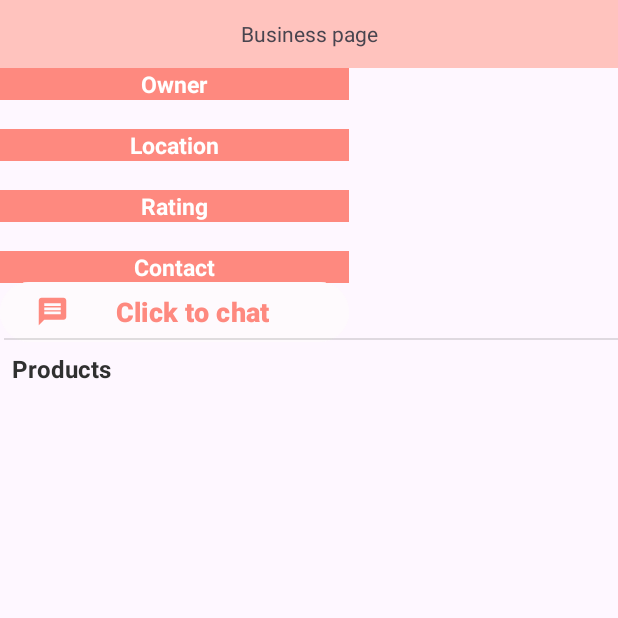
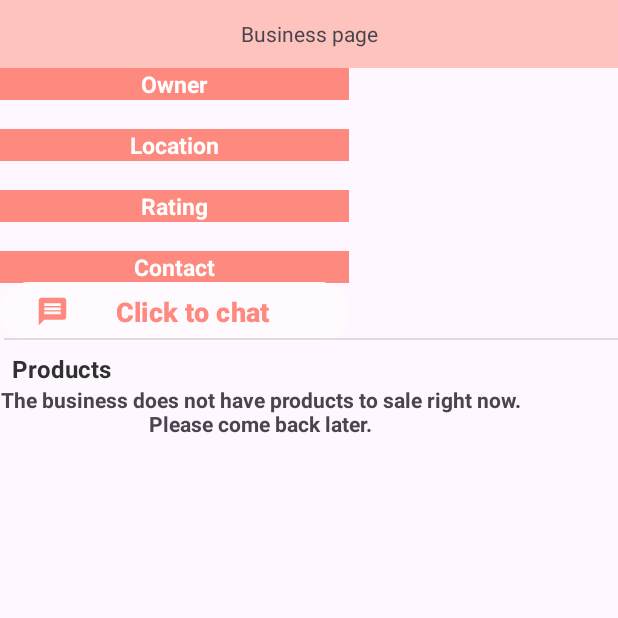
Before and after one commit to OkaviDaniel/TheLocalPlates, an Android app: the BusinessDetailsActivity screen opened directly, with no data from a screen before it, on a phone screen of 412 x 824 dp, the top half of it. Run offline under Robolectric (Android 15) with nearby library versions, the phone set to English and light mode, and no system bars; our stand-ins replace Firebase (no records; nobody signed in at launch, a user with empty details on screens opened directly), Picasso.

Commit message:
Put reviews in the BusinessDetailsActivity.java. Also changed half of it to ScrollView for better visualisation. Also added controller for the reviews.

```diff
--- a/app/src/main/java/com/example/thelocalplates8/Controllers/RatingController.java
+++ b/app/src/main/java/com/example/thelocalplates8/Controllers/RatingController.java
@@ -18,6 +18,7 @@ import com.google.firebase.firestore.Query;
 import com.google.firebase.firestore.QueryDocumentSnapshot;
 import com.google.firebase.firestore.QuerySnapshot;
 
+import java.util.ArrayList;
 import java.util.HashMap;
 import java.util.Map;
 
@@ -217,6 +218,37 @@ public class RatingController {
         });
     }
 
+    public void getBusinessReviews(String businessId, final GetBusinessReviews callback){
+        CollectionReference ratingsCollectionRef = FirebaseFirestore.getInstance().collection("businessRatings");
+        Query query = ratingsCollectionRef.whereEqualTo("businessId", businessId);
+        ArrayList<RatingBusinessModel> ans = new ArrayList<RatingBusinessModel>();
+        query.get().addOnSuccessListener(new OnSuccessListener<QuerySnapshot>() {
+            @Override
+            public void onSuccess(QuerySnapshot querySnapshot) {
+                if (!querySnapshot.isEmpty()) {
+                    // The customer has rated the business
+                    for (QueryDocumentSnapshot documentSnapshot : querySnapshot){
+                        RatingBusinessModel ratingBusinessModel = documentSnapshot.toObject(RatingBusinessModel.class);
+                        ans.add(ratingBusinessModel);
+                    }
+                    callback.onGetBusinessReviews(ans);
+
+                } else {
+                    // there is no reviews
+                    callback.onGetBusinessReviews(ans);
+
+                }
+            }
+        }).addOnFailureListener(new OnFailureListener() {
+            @Override
+            public void onFailure(@NonNull Exception e) {
+                Log.e("Firestore", "Error querying ratings", e);
+                callback.onGetBusinessReviews(ans);
+            }
+        });
+
+    }
+
     public interface CheckIfRatedProduct{
         void onCheckIfRatedProduct(boolean rated);
     }
@@ -231,5 +263,9 @@ public class RatingController {
         void onRateBusiness(boolean rated);
     }
 
+    public interface GetBusinessReviews{
+        void onGetBusinessReviews(ArrayList<RatingBusinessModel> reviews);
+    }
+
 
 }
--- a/app/src/main/java/com/example/thelocalplates8/activity/BusinessDetailsActivity.java
+++ b/app/src/main/java/com/example/thelocalplates8/activity/BusinessDetailsActivity.java
@@ -17,10 +17,13 @@ import android.widget.TextView;
 
 import com.example.thelocalplates8.Controllers.BusinessController;
 import com.example.thelocalplates8.Controllers.ProductController;
+import com.example.thelocalplates8.Controllers.RatingController;
 import com.example.thelocalplates8.Models.BusinessModel;
 import com.example.thelocalplates8.Models.ProductModel;
+import com.example.thelocalplates8.Models.RatingBusinessModel;
 import com.example.thelocalplates8.R;
 import com.example.thelocalplates8.adapters.OtherBusinessAdapter;
+import com.example.thelocalplates8.adapters.ReviewAdapter;
 import com.squareup.picasso.Picasso;
 
 import java.util.ArrayList;
@@ -39,7 +42,13 @@ public class BusinessDetailsActivity extends AppCompatActivity {
 
     private Button chatBtn;
 
+    private RecyclerView recyclerView2;
+
     private ArrayList<ProductModel> productsM;
+
+    private TextView noProducts;
+
+    private TextView reviewTitle;
 
 
     @Override
@@ -64,6 +73,27 @@ public class BusinessDetailsActivity extends AppCompatActivity {
                 startActivity(intent1);
             }
         });
+
+        initializeReviews();
+    }
+
+    private void initializeReviews() {
+        RatingController ratingController = new RatingController(this);
+        RecyclerView.LayoutManager layoutManager = new LinearLayoutManager(this,LinearLayoutManager.HORIZONTAL, false);
+
+        ratingController.getBusinessReviews(businessId, new RatingController.GetBusinessReviews() {
+            @Override
+            public void onGetBusinessReviews(ArrayList<RatingBusinessModel> reviews) {
+                if(reviews.size() == 0){
+                    recyclerView2.setVisibility(View.GONE);
+                    reviewTitle.setVisibility(View.GONE);
+                }
+                recyclerView2.setLayoutManager(layoutManager);
+                ReviewAdapter reviewAdapter = new ReviewAdapter(reviews, BusinessDetailsActivity.this);
+                recyclerView2.setAdapter(reviewAdapter);
+            }
+        });
+
     }
 
     private void initializeProducts() {
@@ -73,6 +103,9 @@ public class BusinessDetailsActivity extends AppCompatActivity {
        productController.getBusinessProducts(businessId, new ProductController.GetBusinessProducts() {
            @Override
            public void onGetBusinessProducts(ArrayList<ProductModel> products) {
+               if(products.size() == 0){
+                   noProducts.setVisibility(View.VISIBLE);
+               }
                productsM.addAll(products);
                recyclerView.setLayoutManager(layoutManager);
                OtherBusinessAdapter otherBusinessAdapter = new OtherBusinessAdapter(products, BusinessDetailsActivity.this);
@@ -117,6 +150,10 @@ public class BusinessDetailsActivity extends AppCompatActivity {
         recyclerView = (RecyclerView) findViewById(R.id.recyclerView2);
         chatBtn = (Button)findViewById(R.id.buttonChatO);
         productsM = new ArrayList<ProductModel>();
+        recyclerView2 = (RecyclerView) findViewById(R.id.recyclerViewReviews);
+        noProducts = (TextView) findViewById(R.id.textViewNoProducts);
+        noProducts.setVisibility(View.GONE);
+        reviewTitle = (TextView) findViewById(R.id.textView27);
     }
 
 }
--- /dev/null
+++ b/app/src/main/java/com/example/thelocalplates8/adapters/ReviewAdapter.java
@@ -0,0 +1,70 @@
+package com.example.thelocalplates8.adapters;
+
+import android.content.Context;
+import android.content.SharedPreferences;
+import android.view.LayoutInflater;
+import android.view.View;
+import android.view.ViewGroup;
+import android.widget.RatingBar;
+import android.widget.TextView;
+
+import androidx.annotation.NonNull;
+import androidx.recyclerview.widget.RecyclerView;
+
+import com.example.thelocalplates8.Models.ProductOrderModel;
+import com.example.thelocalplates8.Models.RatingBusinessModel;
+import com.example.thelocalplates8.R;
+
+import java.util.ArrayList;
+
+public class ReviewAdapter extends  RecyclerView.Adapter<ReviewAdapter.RatingViewHolder>{
+
+    private ArrayList<RatingBusinessModel> ratings;
+    private Context context;
+    private String userId;
+
+    public ReviewAdapter(ArrayList<RatingBusinessModel> ratings, Context context){
+        this.context = context;
+        this.ratings = ratings;
+
+        SharedPreferences sharedPreferences = context.getSharedPreferences("MyUserPrefs", Context.MODE_PRIVATE);
+        userId = sharedPreferences.getString("userId", "");
+    }
+
+    @NonNull
+    @Override
+    public RatingViewHolder onCreateViewHolder(@NonNull ViewGroup parent, int viewType) {
+        View ratingView = LayoutInflater.from(parent.getContext()).inflate(R.layout.recycleitem_review, parent, false);
+        return new RatingViewHolder(ratingView);
+    }
+
+    @Override
+    public void onBindViewHolder(@NonNull RatingViewHolder holder, int position) {
+        RatingBusinessModel currentRating = ratings.get(position);
+        String temp = currentRating.getFirstName() + " " + currentRating.getLastName();
+        holder.name.setText("Review by: " + temp);
+        holder.ratingBar.setRating((float)currentRating.getRating());
+        holder.ratingBar.setEnabled(false);
+        holder.review.setText(currentRating.getReview());
+        holder.review.setEnabled(false);
+    }
+
+    @Override
+    public int getItemCount() {
+        return ratings.size();
+    }
+
+
+    public static class RatingViewHolder extends RecyclerView.ViewHolder {
+        private TextView name;
+        private RatingBar ratingBar;
+        private TextView review;
+
+        public RatingViewHolder(@NonNull View itemView) {
+            super(itemView);
+            this.name = itemView.findViewById(R.id.textViewReviewBy);
+            this.ratingBar = itemView.findViewById(R.id.ratingBar2);
+            this.review = itemView.findViewById(R.id.editTextTextMultiLineR);
+        }
+    }
+}
--- a/app/src/main/res/layout/activity_business.xml
+++ b/app/src/main/res/layout/activity_business.xml
@@ -171,10 +171,11 @@
     <androidx.recyclerview.widget.RecyclerView
         android:id="@+id/recyclerview_products"
         android:layout_width="0dp"
-        android:layout_height="392dp"
+        android:layout_height="477dp"
         android:layout_marginStart="8dp"
         android:layout_marginTop="8dp"
         android:layout_marginEnd="8dp"
+        android:layout_marginBottom="8dp"
         app:layout_constraintBottom_toBottomOf="parent"
         app:layout_constraintEnd_toEndOf="parent"
         app:layout_constraintHorizontal_bias="0.0"
--- a/app/src/main/res/layout/activity_business_details.xml
+++ b/app/src/main/res/layout/activity_business_details.xml
@@ -2,6 +2,7 @@
 <androidx.constraintlayout.widget.ConstraintLayout xmlns:android="http://schemas.android.com/apk/res/android"
     xmlns:app="http://schemas.android.com/apk/res-auto"
     xmlns:tools="http://schemas.android.com/tools"
+    android:id="@+id/constraintLayout2"
     android:layout_width="match_parent"
     android:layout_height="match_parent"
     tools:context=".activity.BusinessDetailsActivity">
@@ -25,10 +26,10 @@
         android:layout_height="wrap_content"
         android:background="#FE897F"
         android:gravity="center_horizontal"
+        android:text="Owner"
+        android:textColor="#FFFFFF"
+        android:textSize="15dp"
         android:textStyle="bold"
-        android:text="Owner"
-        android:textSize="15dp"
-        android:textColor="#FFFFFF"
         app:layout_constraintEnd_toStartOf="@+id/imageViewBusinessDetails"
         app:layout_constraintStart_toStartOf="parent"
         app:layout_constraintTop_toTopOf="@+id/imageViewBusinessDetails"
@@ -49,10 +50,10 @@
         android:layout_height="wrap_content"
         android:background="#FE897F"
         android:gravity="center_horizontal"
+        android:text="Location"
+        android:textColor="#FFFFFF"
+        android:textSize="15dp"
         android:textStyle="bold"
-        android:text="Location"
-        android:textSize="15dp"
-        android:textColor="#FFFFFF"
         app:layout_constraintEnd_toStartOf="@+id/imageViewBusinessDetails"
         app:layout_constraintHorizontal_bias="0.505"
         app:layout_constraintStart_toStartOf="parent"
@@ -110,10 +111,10 @@
         android:layout_height="wrap_content"
         android:background="#FE897F"
         android:gravity="center_horizontal"
+        android:text="Contact"
+        android:textColor="#FFFFFF"
         android:textSize="15dp"
-        android:text="Contact"
         android:textStyle="bold"
-        android:textColor="#FFFFFF"
         app:layout_constraintEnd_toStartOf="@+id/imageViewBusinessDetails"
         app:layout_constraintHorizontal_bias="0.58"
         app:layout_constraintStart_toStartOf="parent"
@@ -148,6 +149,19 @@
         app:layout_constraintStart_toStartOf="parent"
         app:layout_constraintTop_toBottomOf="@+id/imageViewBusinessDetails" />
 
+    <ScrollView
+        android:layout_width="0dp"
+        android:layout_height="0dp"
+        app:layout_constraintBottom_toBottomOf="parent"
+        app:layout_constraintEnd_toEndOf="parent"
+        app:layout_constraintStart_toStartOf="parent"
+        app:layout_constraintTop_toBottomOf="@+id/divider5">
+
+        <LinearLayout
+            android:layout_width="match_parent"
+            android:layout_height="match_parent"
+            android:orientation="vertical">
+
             <TextView
                 android:id="@+id/textViewProducts2"
                 android:layout_width="wrap_content"
@@ -157,21 +171,35 @@
                 android:text="Products"
                 android:textColor="#303030"
                 android:textSize="16dp"
-        android:textStyle="bold"
-        app:layout_constraintEnd_toEndOf="parent"
-        app:layout_constraintHorizontal_bias="0.0"
-        app:layout_constraintStart_toStartOf="parent"
-        app:layout_constraintTop_toBottomOf="@+id/divider5" />
+                android:textStyle="bold" />
+
+            <TextView
+                android:id="@+id/textViewNoProducts"
+                android:layout_width="wrap_content"
+                android:layout_height="wrap_content"
+                android:text="The business does not have products to sale right now.\nPlease come back later."
+                android:textAlignment="center"
+                android:textStyle="bold" />
 
             <androidx.recyclerview.widget.RecyclerView
                 android:id="@+id/recyclerView2"
-        android:layout_width="0dp"
-        android:layout_height="435dp"
-        android:layout_marginTop="8dp"
-        app:layout_constraintBottom_toBottomOf="parent"
-        app:layout_constraintEnd_toEndOf="parent"
-        app:layout_constraintHorizontal_bias="0.0"
-        app:layout_constraintStart_toStartOf="parent"
-        app:layout_constraintTop_toBottomOf="@+id/textViewProducts2"
-        app:layout_constraintVertical_bias="0.0" />
+                android:layout_width="match_parent"
+                android:layout_height="wrap_content"
+                android:layout_marginTop="8dp" />
+            <TextView
+                android:id="@+id/textView27"
+                android:layout_width="wrap_content"
+                android:layout_height="wrap_content"
+                android:text="Reviews"
+                android:textSize="16dp"
+                android:textStyle="bold" />
+
+            <androidx.recyclerview.widget.RecyclerView
+                android:id="@+id/recyclerViewReviews"
+                android:layout_width="match_parent"
+                android:layout_height="match_parent" />
+        </LinearLayout>
+    </ScrollView>
+
+
 </androidx.constraintlayout.widget.ConstraintLayout>
--- a/app/src/main/res/layout/activity_main.xml
+++ b/app/src/main/res/layout/activity_main.xml
@@ -74,7 +74,7 @@
                     app:srcCompat="@drawable/chefpng" />
 
                 <androidx.constraintlayout.widget.ConstraintLayout
-                    android:id="@+id/constraintLayout"
+                    android:id="@+id/constraintLayout2"
                     android:layout_width="match_parent"
                     android:layout_height="match_parent"
                     app:layout_constraintEnd_toEndOf="parent"
@@ -157,7 +157,7 @@
                     android:outlineAmbientShadowColor="@android:color/holo_red_light"
                     app:layout_constraintEnd_toEndOf="parent"
                     app:layout_constraintStart_toStartOf="parent"
-                    app:layout_constraintTop_toBottomOf="@+id/constraintLayout"
+                    app:layout_constraintTop_toBottomOf="@+id/constraintLayout2"
                     app:queryHint="search here"></androidx.appcompat.widget.SearchView>
 
                 <TextView
```
Also changed, not shown: app/src/main/res/layout/recycleitem_review.xml (added, +49 -0 lines). Lines whose indentation alone changed are shown as unchanged.
